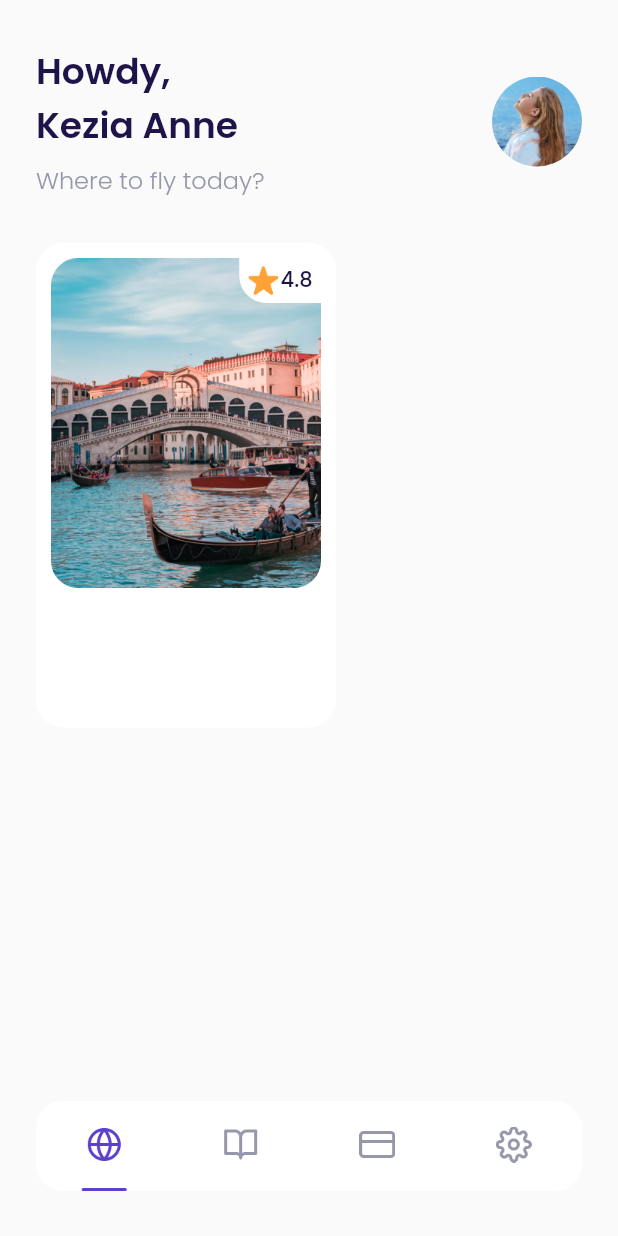
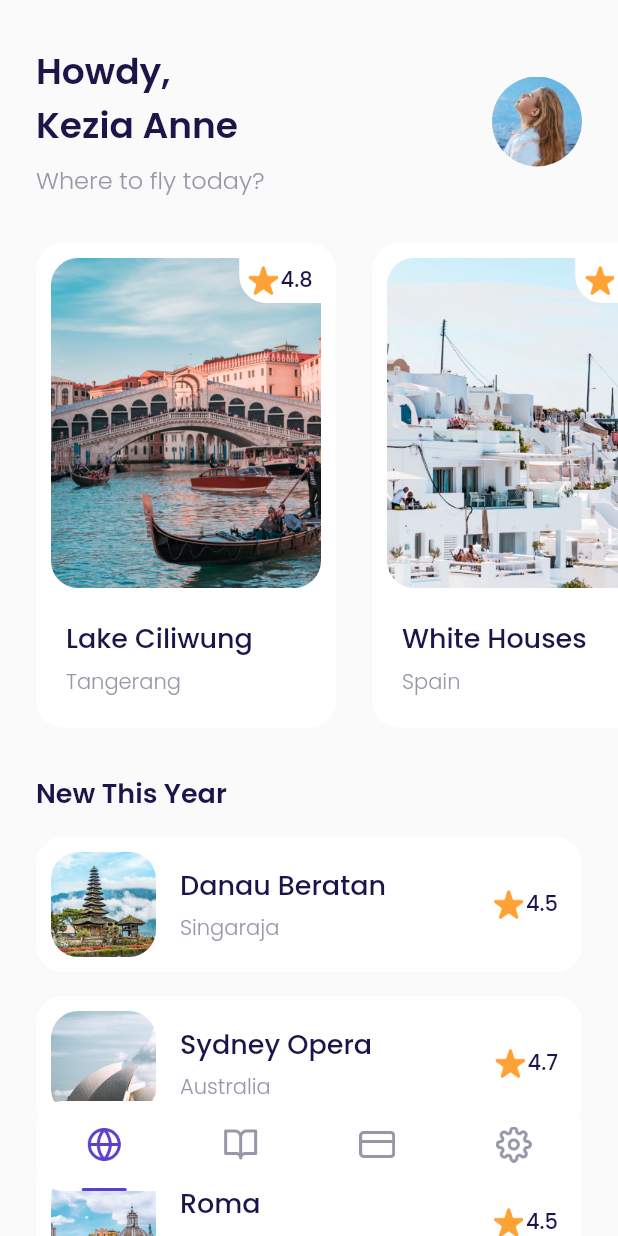
Before and after one commit to AlvinSanudharma/airplane, a Flutter app: the MainPage screen opened by its route, on a phone screen of 412 x 824 dp. Run offline on Flutter 3.47's test engine with Material 2 defaults, Android fonts, the phone set to English and light mode, and no system bars; our stand-ins replace google_fonts; missing offline and left inert: dart:ffi.

```diff
--- a/lib/ui/pages/bonus_page.dart
+++ b/lib/ui/pages/bonus_page.dart
@@ -99,7 +99,7 @@ class BonusPage extends StatelessWidget {
       return CustomButton(
         title: 'Start Fly Now',
         onPressed: () {
-          Navigator.pushNamed(context, '/main-page');
+          return Navigator.pushNamed(context, '/main-page');
         },
         width: 220,
         margin: EdgeInsets.only(top: 50),
--- /dev/null
+++ b/lib/ui/pages/detail_page.dart
@@ -0,0 +1,107 @@
+import 'package:airplane/shared/theme.dart';
+import 'package:flutter/material.dart';
+
+class DetailPage extends StatelessWidget {
+  const DetailPage({Key? key}) : super(key: key);
+
+  @override
+  Widget build(BuildContext context) {
+    Widget backgroundImage() {
+      return Container(
+        width: double.infinity,
+        height: 450,
+        decoration: BoxDecoration(
+            image: DecorationImage(
+                image: AssetImage('assets/image_destination1.png'),
+                fit: BoxFit.cover)),
+      );
+    }
+
+    Widget customShadow() {
+      return Container(
+        height: 214,
+        margin: EdgeInsets.only(top: 236),
+        width: double.infinity,
+        decoration: BoxDecoration(
+            gradient: LinearGradient(
+                begin: Alignment.topCenter,
+                end: Alignment.bottomCenter,
+                colors: [
+              kWhiteColor.withOpacity(0),
+              Colors.black.withOpacity(0.95)
+            ])),
+      );
+    }
+
+    Widget content() {
+      return Container(
+        margin: EdgeInsets.symmetric(horizontal: defaultMargin),
+        width: double.infinity,
+        child: Column(
+          children: [
+            // NOTE: Emblem
+            Container(
+              width: 108,
+              height: 24,
+              margin: EdgeInsets.only(top: 30),
+              decoration: BoxDecoration(
+                  image: DecorationImage(
+                      image: AssetImage('assets/icon_emblem.png'))),
+            ),
+            // NOTE: Title
+            Container(
+              margin: EdgeInsets.only(top: 256),
+              child: Row(
+                children: [
+                  Expanded(
+                    child: Column(
+                      crossAxisAlignment: CrossAxisAlignment.start,
+                      children: [
+                        Text(
+                          'Lake Ciliwung',
+                          style: whiteTextStyle.copyWith(
+                              fontSize: 24, fontWeight: semiBold),
+                        ),
+                        Text(
+                          'Tangerang',
+                          style: whiteTextStyle.copyWith(
+                              fontSize: 16, fontWeight: light),
+                        ),
+                      ],
+                    ),
+                  ),
+                  Row(
+                    mainAxisAlignment: MainAxisAlignment.center,
+                    crossAxisAlignment: CrossAxisAlignment.center,
+                    children: [
+                      Container(
+                        width: 24,
+                        height: 24,
+                        margin: EdgeInsets.only(right: 1),
+                        decoration: BoxDecoration(
+                            image: DecorationImage(
+                                image: AssetImage('assets/icon_star.png'))),
+                      ),
+                      Text(
+                        '4.8',
+                        style: whiteTextStyle.copyWith(
+                            fontSize: 14, fontWeight: medium),
+                      )
+                    ],
+                  )
+                ],
+              ),
+            )
+          ],
+        ),
+      );
+    }
+
+    return Scaffold(
+      backgroundColor: kBackgroundColor,
+      body: Stack(
+        children: [backgroundImage(), customShadow(), content()],
+      ),
+    );
+  }
+}
--- a/lib/ui/pages/get_started_page.dart
+++ b/lib/ui/pages/get_started_page.dart
@@ -46,7 +46,7 @@ class GetStartedPage extends StatelessWidget {
                   width: 220,
                   margin: EdgeInsets.only(top: 50, bottom: 80),
                   onPressed: () {
-                    Navigator.pushNamed(context, '/sign-up');
+                    return Navigator.pushNamed(context, '/sign-up');
                   },
                 )
               ],
--- a/lib/ui/pages/home_page.dart
+++ b/lib/ui/pages/home_page.dart
@@ -1,3 +1,5 @@
+import 'package:airplane/ui/widgets/destination_card.dart';
+import 'package:airplane/ui/widgets/destination_tile.dart';
 import 'package:flutter/material.dart';
 import 'package:airplane/shared/theme.dart';
 
@@ -49,64 +51,85 @@ class HomePage extends StatelessWidget {
     Widget popularDestinations() {
       return Container(
         margin: EdgeInsets.only(top: 30),
+        child: SingleChildScrollView(
+          scrollDirection: Axis.horizontal,
           child: Row(
             children: [
-            Container(
-              width: 200,
-              height: 323,
-              decoration: BoxDecoration(
-                  borderRadius: BorderRadius.circular(18), color: kWhiteColor),
-              margin: EdgeInsets.only(left: defaultMargin),
-              padding: EdgeInsets.all(10),
-              child: Column(
-                children: [
-                  Container(
-                    width: 180,
-                    height: 220,
-                    decoration: BoxDecoration(
-                        image: DecorationImage(
-                            image: AssetImage('assets/image_destination1.png')),
-                        borderRadius: BorderRadius.circular(18)),
-                    child: Align(
-                      alignment: Alignment.topRight,
-                      child: Container(
-                        width: 54.5,
-                        height: 30,
-                        decoration: BoxDecoration(
-                            borderRadius: BorderRadius.only(
-                                bottomLeft: Radius.circular(18)),
-                            color: kWhiteColor),
-                        child: Row(
-                          mainAxisAlignment: MainAxisAlignment.center,
-                          crossAxisAlignment: CrossAxisAlignment.center,
-                          children: [
-                            Container(
-                              width: 20,
-                              height: 20,
-                              margin: EdgeInsets.only(right: 2),
-                              decoration: BoxDecoration(
-                                  image: DecorationImage(
-                                      image:
-                                          AssetImage('assets/icon_star.png'))),
+              DestinationCard(
+                imageUrl: 'assets/image_destination1.png',
+                title: 'Lake Ciliwung',
+                city: 'Tangerang',
+                rating: 4.8,
               ),
-                            Text(
-                              '4.8',
-                              style:
-                                  blackTextStyle.copyWith(fontWeight: medium),
+              DestinationCard(
+                imageUrl: 'assets/image_destination2.png',
+                title: 'White Houses',
+                city: 'Spain',
+                rating: 4.7,
+              ),
+              DestinationCard(
+                imageUrl: 'assets/image_destination3.png',
+                title: 'Hill Heyo',
+                city: 'Monaco',
+                rating: 4.8,
+              ),
+              DestinationCard(
+                imageUrl: 'assets/image_destination4.png',
+                title: 'Menarra',
+                city: 'Japan',
+                rating: 5.0,
+              ),
+              DestinationCard(
+                imageUrl: 'assets/image_destination5.png',
+                title: 'Payung Teduh',
+                city: 'Singapore',
+                rating: 4.8,
+              ),
+              SizedBox(
+                width: defaultMargin,
               )
             ],
           ),
         ),
+      );
+    }
+
+    Widget newDestinations() {
+      return Container(
+        margin: EdgeInsets.only(
+            top: 30, left: defaultMargin, right: defaultMargin, bottom: 140),
+        child: Column(
+          crossAxisAlignment: CrossAxisAlignment.start,
+          children: [
+            Text(
+              'New This Year',
+              style:
+                  blackTextStyle.copyWith(fontSize: 18, fontWeight: semiBold),
             ),
-                  )
-                ],
+            DestinationTile(
+              name: 'Danau Beratan',
+              city: 'Singaraja',
+              imageUrl: 'assets/image_destination_new1.png',
+              rating: 4.5,
             ),
+            DestinationTile(
+              name: 'Sydney Opera',
+              city: 'Australia',
+              imageUrl: 'assets/image_destination_new2.png',
+              rating: 4.7,
+            ),
+            DestinationTile(
+              name: 'Roma',
+              city: 'Italy',
+              imageUrl: 'assets/image_destination_new3.png',
+              rating: 4.5,
             ),
           ],
         ),
       );
     }
 
-    return ListView(children: [header(), popularDestinations()]);
+    return ListView(
+        children: [header(), popularDestinations(), newDestinations()]);
   }
 }
--- a/lib/ui/pages/sign_up_page.dart
+++ b/lib/ui/pages/sign_up_page.dart
@@ -50,7 +50,9 @@ class SignUpPage extends StatelessWidget {
       Widget submitButton() {
         return CustomButton(
             title: 'Get Started',
-            onPressed: () => {Navigator.pushNamed(context, '/bonus')});
+            onPressed: () {
+              return Navigator.pushNamed(context, '/bonus');
+            });
       }
 
       return Container(
--- /dev/null
+++ b/lib/ui/widgets/destination_card.dart
@@ -0,0 +1,97 @@
+import 'package:airplane/ui/pages/detail_page.dart';
+import 'package:flutter/material.dart';
+import 'package:airplane/shared/theme.dart';
+
+class DestinationCard extends StatelessWidget {
+  final String title;
+  final String city;
+  final String imageUrl;
+  final double rating;
+
+  const DestinationCard(
+      {Key? key,
+      required this.title,
+      required this.city,
+      required this.imageUrl,
+      this.rating = 0.0})
+      : super(key: key);
+
+  @override
+  Widget build(BuildContext context) {
+    return GestureDetector(
+      onTap: (() => {
+            Navigator.push(context, MaterialPageRoute(builder: (context) {
+              return DetailPage();
+            }))
+          }),
+      child: Container(
+        width: 200,
+        height: 323,
+        decoration: BoxDecoration(
+            borderRadius: BorderRadius.circular(18), color: kWhiteColor),
+        margin: EdgeInsets.only(left: defaultMargin),
+        padding: EdgeInsets.only(top: 10, left: 10, right: 10, bottom: 20),
+        child: Column(
+          crossAxisAlignment: CrossAxisAlignment.start,
+          children: [
+            Container(
+              margin: EdgeInsets.only(bottom: 20),
+              width: 180,
+              height: 220,
+              decoration: BoxDecoration(
+                  image: DecorationImage(image: AssetImage(imageUrl)),
+                  borderRadius: BorderRadius.circular(18)),
+              child: Align(
+                alignment: Alignment.topRight,
+                child: Container(
+                  width: 54.5,
+                  height: 30,
+                  decoration: BoxDecoration(
+                      borderRadius:
+                          BorderRadius.only(bottomLeft: Radius.circular(18)),
+                      color: kWhiteColor),
+                  child: Row(
+                    mainAxisAlignment: MainAxisAlignment.center,
+                    crossAxisAlignment: CrossAxisAlignment.center,
+                    children: [
+                      Container(
+                        width: 20,
+                        height: 20,
+                        margin: EdgeInsets.only(right: 2),
+                        decoration: BoxDecoration(
+                            image: DecorationImage(
+                                image: AssetImage('assets/icon_star.png'))),
+                      ),
+                      Text(
+                        rating.toString(),
+                        style: blackTextStyle.copyWith(fontWeight: medium),
+                      )
+                    ],
+                  ),
+                ),
+              ),
+            ),
+            Container(
+                padding: EdgeInsets.only(left: 10),
+                child: Column(
+                  crossAxisAlignment: CrossAxisAlignment.start,
+                  children: [
+                    Text(
+                      title,
+                      style: blackTextStyle.copyWith(
+                          fontSize: 18, fontWeight: medium),
+                    ),
+                    SizedBox(height: 5),
+                    Text(
+                      city,
+                      style: greyTextStyle.copyWith(
+                          fontSize: 14, fontWeight: light),
+                    ),
+                  ],
+                )),
+          ],
+        ),
+      ),
+    );
+  }
+}
--- /dev/null
+++ b/lib/ui/widgets/destination_tile.dart
@@ -0,0 +1,83 @@
+import 'package:flutter/material.dart';
+import 'package:airplane/shared/theme.dart';
+
+class DestinationTile extends StatelessWidget {
+  final String name;
+  final String city;
+  final String imageUrl;
+  final double rating;
+
+  const DestinationTile(
+      {Key? key,
+      required this.name,
+      required this.city,
+      required this.imageUrl,
+      this.rating = 0})
+      : super(key: key);
+
+  @override
+  Widget build(BuildContext context) {
+    return Container(
+      margin: EdgeInsets.only(
+        top: 16,
+      ),
+      decoration: BoxDecoration(
+          color: kWhiteColor, borderRadius: BorderRadius.circular(18)),
+      padding: EdgeInsets.all(10),
+      child: Row(
+        children: [
+          Container(
+            width: 70,
+            height: 70,
+            margin: EdgeInsets.only(right: 16),
+            decoration: BoxDecoration(
+              image: DecorationImage(
+                  image: AssetImage(imageUrl), fit: BoxFit.cover),
+              borderRadius: BorderRadius.circular(18),
+            ),
+          ),
+          Expanded(
+            child: Column(
+              crossAxisAlignment: CrossAxisAlignment.start,
+              children: [
+                Text(
+                  name,
+                  style:
+                      blackTextStyle.copyWith(fontSize: 18, fontWeight: medium),
+                ),
+                SizedBox(
+                  height: 5,
+                ),
+                Text(
+                  city,
+                  style: greyTextStyle.copyWith(fontWeight: light),
+                )
+              ],
+            ),
+          ),
+          Row(
+            mainAxisAlignment: MainAxisAlignment.center,
+            crossAxisAlignment: CrossAxisAlignment.center,
+            children: [
+              Container(
+                width: 20,
+                height: 20,
+                margin: EdgeInsets.only(right: 2),
+                decoration: BoxDecoration(
+                    image: DecorationImage(
+                        image: AssetImage('assets/icon_star.png'))),
+              ),
+              Text(
+                rating.toString(),
+                style: blackTextStyle.copyWith(fontWeight: medium),
+              )
+            ],
+          ),
+          SizedBox(
+            width: 6,
+          )
+        ],
+      ),
+    );
+  }
+}
```
Also changed, not shown: assets/image_destination2.png (added), assets/image_destination3.png (added), assets/image_destination4.png (added), assets/image_destination5.png (added), assets/image_destination_new2.png (added), assets/image_destination_new3.png (added). Lines whose indentation alone changed are shown as unchanged.
